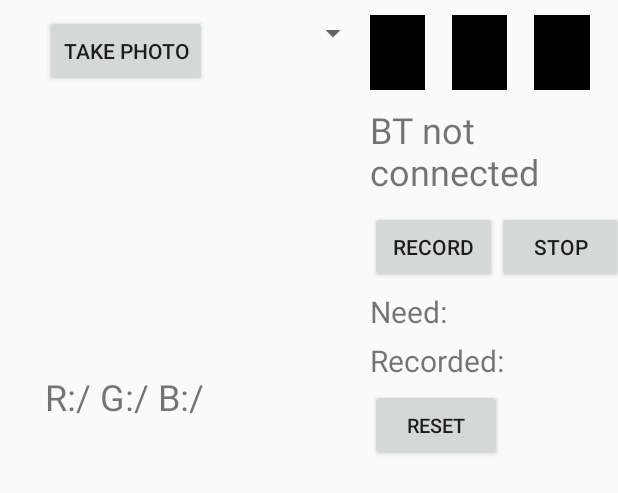
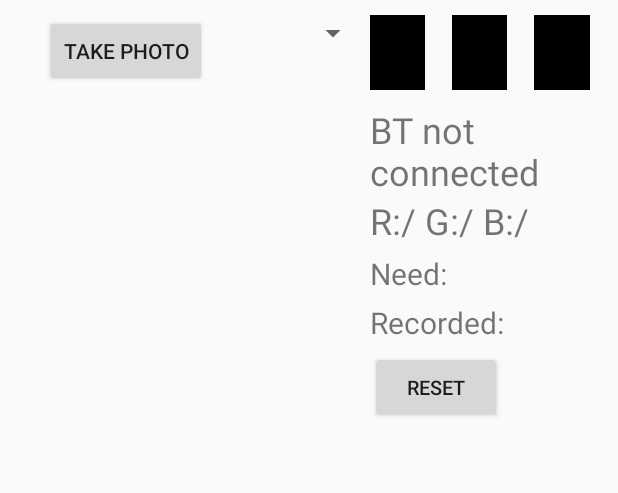
Before and after one commit to TingNgs/ColorPlayer, an Android app: the layout activity_main.xml on its own in the app's theme, with its tools: preview values and no code run, on a phone screen of 412 x 824 dp. Shown: the top 493 px of the screen. Run offline under Robolectric (Android 15) with nearby library versions, the phone set to English and light mode, and no system bars.

Commit message:
Record way update

```diff
--- a/CelesteFYP/app/src/main/AndroidManifest.xml
+++ b/CelesteFYP/app/src/main/AndroidManifest.xml
@@ -4,7 +4,6 @@
 
     <uses-permission android:name="android.permission.BLUETOOTH" />
     <uses-permission android:name="android.permission.RECORD_AUDIO" />
-    <uses-permission android:name="android.permission.WRITE_EXTERNAL_STORAGE"></uses-permission>
     <application
         android:allowBackup="true"
         android:icon="@mipmap/ic_launcher"
--- a/CelesteFYP/app/src/main/res/layout/activity_main.xml
+++ b/CelesteFYP/app/src/main/res/layout/activity_main.xml
@@ -41,16 +41,6 @@
                     android:layout_marginTop="10dp"
                     android:layout_marginLeft="30dp"
                     android:layout_marginRight="30dp"/>
-
-                <TextView
-                    android:id="@+id/tv_colorRGB"
-                    android:layout_width="wrap_content"
-                    android:layout_height="wrap_content"
-                    android:layout_marginLeft="30dp"
-                    android:text="R:/ G:/ B:/"
-                    android:textSize="24dp" />
-
-
         </LinearLayout>
 
         <LinearLayout
@@ -105,29 +95,13 @@
                     android:layout_marginTop="10dp"
                     android:text="BT not connected"
                     android:textSize="24dp" />
-            <LinearLayout
-                android:layout_width="match_parent"
+
+            <TextView
+                android:id="@+id/tv_colorRGB"
+                android:layout_width="wrap_content"
                 android:layout_height="wrap_content"
-                android:layout_marginTop="10dp">
-                <Button
-                    android:id="@+id/record_button"
-                    android:layout_width="wrap_content"
-                    android:layout_height="wrap_content"
-                    android:layout_weight="2"
-                    android:text="Record" />
-                <View
-                    android:layout_width="0dp"
-                    android:layout_height="0dp"
-                    android:layout_weight="2"
-                    android:visibility="invisible"/>
-                <Button
-                    android:id="@+id/stop_button"
-                    android:layout_width="wrap_content"
-                    android:layout_height="wrap_content"
-                    android:layout_weight="2"
-                    android:text="Stop" />
-
-            </LinearLayout>
+                android:text="R:/ G:/ B:/"
+                android:textSize="24dp" />
                 <TextView
                 android:id="@+id/tv_Fre_need"
                 android:layout_width="wrap_content"
```
Also changed, not shown: CelesteFYP/app/src/main/java/com/example/celestefyp/celestefyp/MainActivity.java (+61 -35 lines), CelesteFYP/app/src/main/java/com/example/celestefyp/celestefyp/SevenColor.java (+7 -7 lines).
